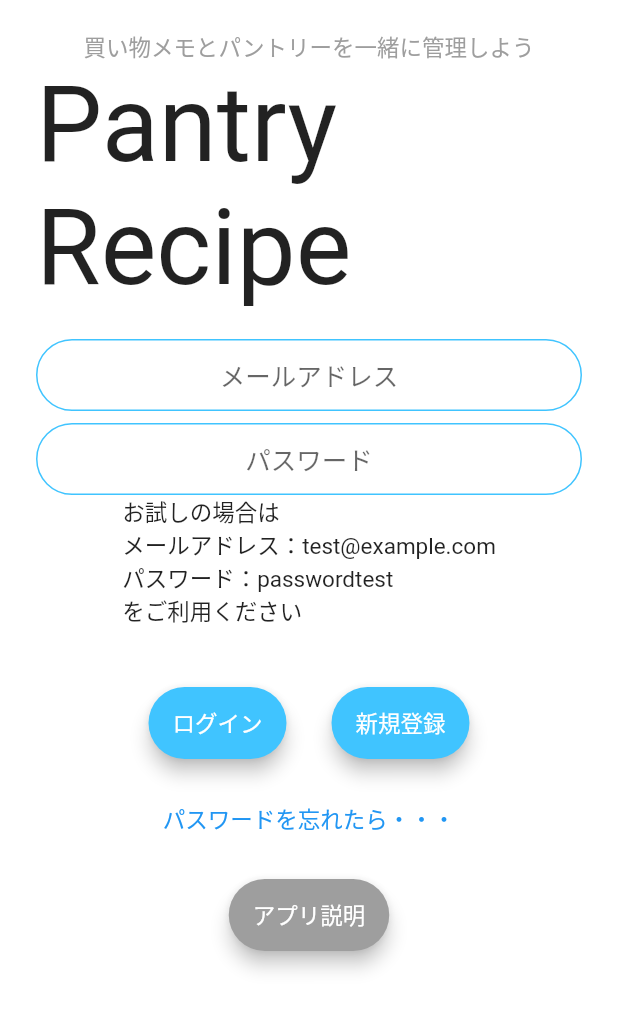
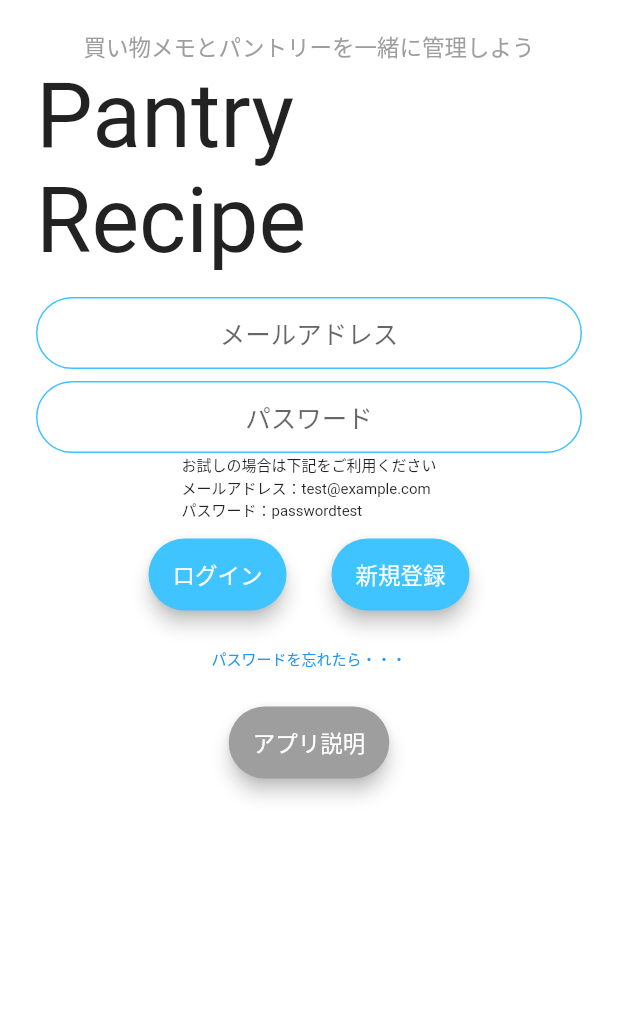
Before and after one commit to hiroyuki29/pantry-recipe-flutter, a Flutter app: the screen it shows after launch, on a phone screen of 412 x 824 dp. Shown: the top 1010 px of the screen. Run offline on Flutter 3.47's test engine with Material 2 defaults, Android fonts, the phone set to English and light mode, and no system bars; our stand-ins replace flutter_hooks, fluttertoast, hooks_riverpod, shared_preferences, url_strategy.

Commit message:
modify layout of top page

```diff
--- a/lib/components/rounded_button.dart
+++ b/lib/components/rounded_button.dart
@@ -11,7 +11,7 @@ class RoundedButton extends StatelessWidget {
   @override
   Widget build(BuildContext context) {
     return Padding(
-      padding: const EdgeInsets.symmetric(vertical: 16.0),
+      padding: const EdgeInsets.symmetric(vertical: 8.0),
       child: Material(
         elevation: 5.0,
         color: colour,
--- a/lib/screens/singin_and_signup_screen.dart
+++ b/lib/screens/singin_and_signup_screen.dart
@@ -22,7 +22,6 @@ class SignInAndSingUpScreen extends HookConsumerWidget {
           padding: const EdgeInsets.symmetric(horizontal: 24.0),
           child: Column(
             mainAxisAlignment: MainAxisAlignment.center,
-            // crossAxisAlignment: CrossAxisAlignment.stretch,
             children: <Widget>[
               const SizedBox(
                 height: 20,
@@ -40,12 +39,12 @@ class SignInAndSingUpScreen extends HookConsumerWidget {
                 child: Text(
                   'Pantry Recipe',
                   style: TextStyle(
-                    fontSize: 70,
+                    fontSize: 60,
                   ),
                 ),
               ),
               const SizedBox(
-                height: 20.0,
+                height: 16.0,
               ),
               TextField(
                 keyboardType: TextInputType.emailAddress,
@@ -66,12 +65,16 @@ class SignInAndSingUpScreen extends HookConsumerWidget {
                 },
                 decoration: kInputTextDecoration,
               ),
-              const Text('お試しの場合は\n'
-                  'メールアドレス：test@example.com\n'
-                  'パスワード：passwordtest\n'
-                  'をご利用ください'),
+              const Text(
+                'お試しの場合は下記をご利用ください\n'
+                'メールアドレス：test@example.com\n'
+                'パスワード：passwordtest',
+                style: TextStyle(
+                  fontSize: 10,
+                ),
+              ),
               const SizedBox(
-                height: 24.0,
+                height: 4.0,
               ),
               Row(
                 mainAxisAlignment: MainAxisAlignment.center,
@@ -127,7 +130,12 @@ class SignInAndSingUpScreen extends HookConsumerWidget {
                       MaterialPageRoute(
                           builder: (context) => ForgotPasswordScreen()));
                 },
-                child: const Text('パスワードを忘れたら・・・'),
+                child: const Text(
+                  'パスワードを忘れたら・・・',
+                  style: TextStyle(
+                    fontSize: 10,
+                  ),
+                ),
               ),
               RoundedButton(
                 buttonName: 'アプリ説明',
```
Also changed, not shown: 1 other file.
